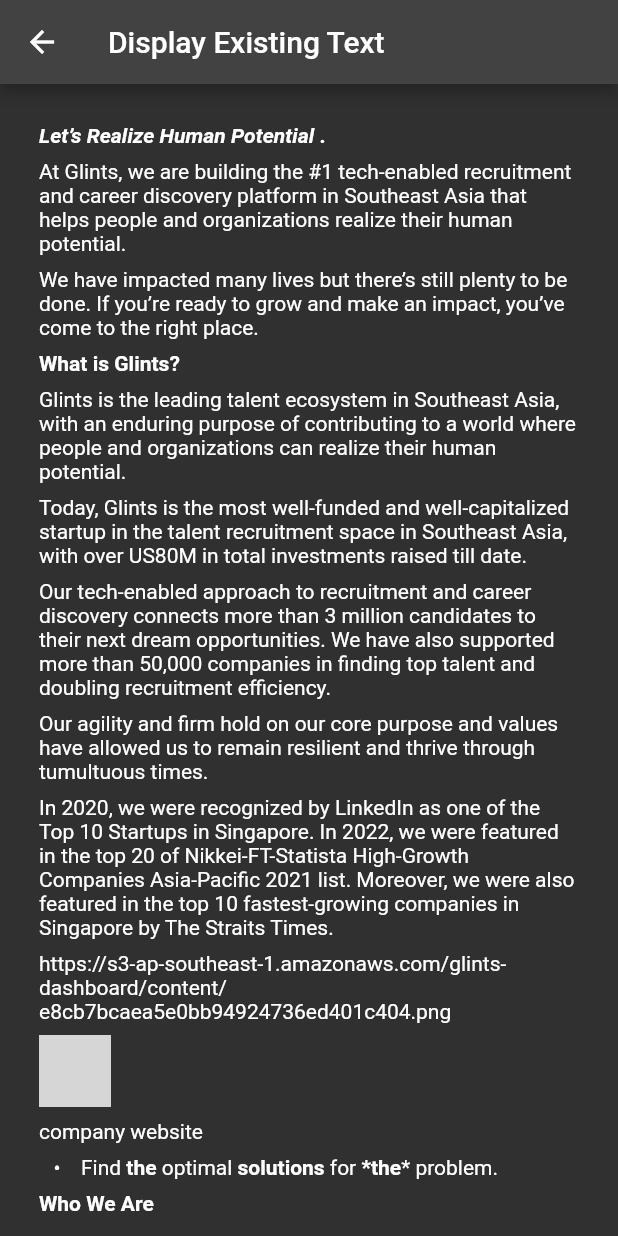
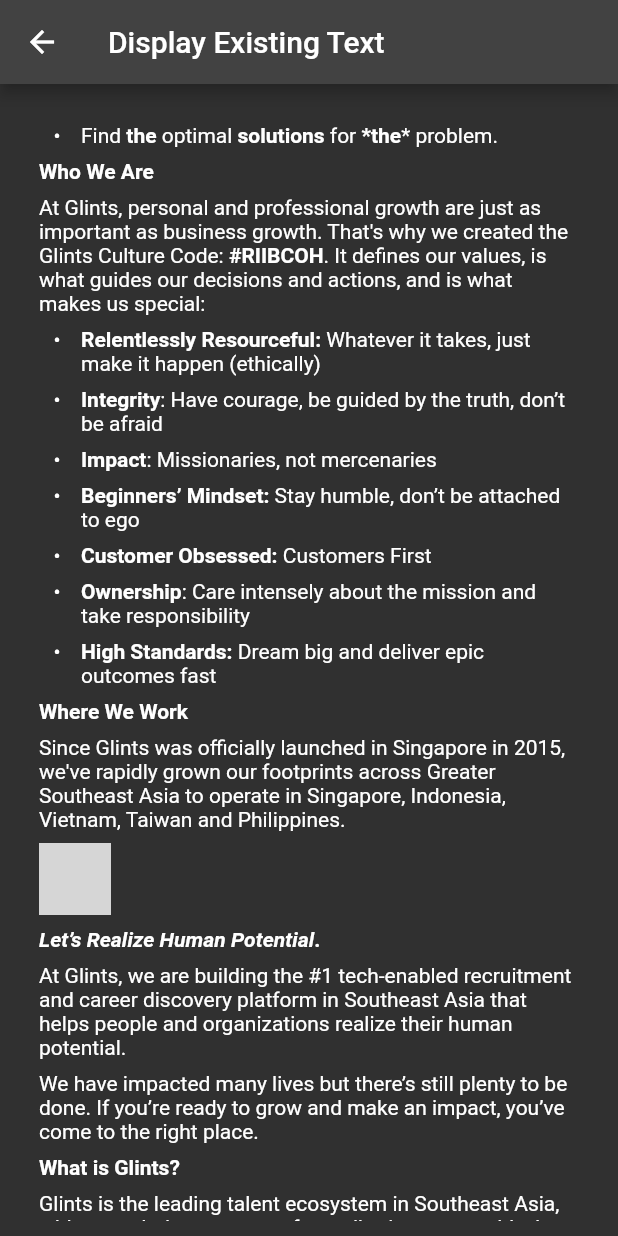
Before and after one commit to Tai-DucTran/converter_tool_converts_draftjs_to_markdown, a Flutter app: the screen it shows after launch, after a tap on "Quill Display Existing File", on a phone screen of 412 x 824 dp. Run offline on Flutter 3.47's test engine with Material 2 defaults, Android fonts, the phone set to English and light mode, and no system bars; our stand-ins replace flutter_markdown, freezed_annotation; grey boxes are pictures that could not be loaded.

Commit message:
converter_v2: upgrade new version

```diff
--- /dev/null
+++ b/lib/converter/converter_v2.dart
@@ -0,0 +1,248 @@
+import 'dart:developer' as deve show log;
+
+enum _BlockStyle {
+  unStyled,
+  unorderedList,
+  orderedList,
+}
+
+enum _EntityMapType {
+  image,
+  embeddedLink,
+  link,
+}
+
+_EntityMapType _getEnityMapType(String type) {
+  switch (type) {
+    case 'IMAGE':
+      return _EntityMapType.image;
+    case 'EMBEDDED_LINK':
+      return _EntityMapType.embeddedLink;
+    default:
+      return _EntityMapType.link;
+  }
+}
+
+_BlockStyle _getSentenceType(String type) {
+  switch (type) {
+    case 'ordered-list-item':
+      return _BlockStyle.orderedList;
+    case 'unordered-list-item':
+      return _BlockStyle.unorderedList;
+    default:
+      return _BlockStyle.unStyled;
+  }
+}
+
+String convertBlocksToStringV2(Map<String, dynamic> json) {
+  final blocks = json['blocks'] as List;
+  final entityMap = json['entityMap'] as Map;
+
+  final listOfContent = <String>[];
+
+  for (var i = 0; i < blocks.length; i++) {
+    final curBlock = blocks[i] as Map<String, dynamic>;
+    final entityRanges = (blocks[i] as Map)['entityRanges'] as List;
+    final blockType = (blocks[i] as Map)['type'] as String;
+    final curStyle = _getSentenceType(blockType);
+
+    //* If [_addInlineStyleV2] return (error), [curBlockContent] will return as text without any format style
+    String curBlockContent;
+    try {
+      curBlockContent = _addInlineStyleV2(curBlock);
+    } catch (e) {
+      curBlockContent = curBlock['text'] as String;
+    }
+
+    if (entityRanges.isEmpty) {
+      switch (curStyle) {
+        case _BlockStyle.unStyled:
+          listOfContent.add('$curBlockContent\n');
+        case _BlockStyle.unorderedList:
+          listOfContent.add('* $curBlockContent\n');
+        case _BlockStyle.orderedList:
+          const defaultOrder = '1. ';
+          listOfContent.add('$defaultOrder $curBlockContent\n');
+      }
+    } else {
+      // Check keyEntity of Block, then link with entityMapKey
+      final keyBlockEntity = (entityRanges[0] as Map)['key'];
+      final keyEnityMap = keyBlockEntity;
+      final entityMapBlock = entityMap['$keyEnityMap'] as Map<String, dynamic>;
+      final curEnityType = _getEnityMapType(entityMapBlock['type'] as String);
+
+      final data = entityMapBlock['data'] as Map;
+
+      switch (curEnityType) {
+        case _EntityMapType.image:
+          listOfContent.add('![](${data['src']})\n');
+        case _EntityMapType.embeddedLink:
+          listOfContent.add('${data['src']}\n');
+        case _EntityMapType.link:
+          listOfContent.add('[$curBlockContent](${data['url']})\n');
+      }
+    }
+  }
+
+  final content = listOfContent.join('\n');
+  return content;
+}
+
+String _addInlineStyleV2(Map<String, dynamic> block) {
+  final text = block['text'] as String;
+  final inlineStyleRanges = block['inlineStyleRanges'] as List;
+  final inlineStyleRangesLength = inlineStyleRanges.length;
+
+  // Reorganize the inlineStyleRanges by increasing offset:
+  if (inlineStyleRangesLength > 1) {
+    inlineStyleRanges.sort(
+      (a, b) =>
+          ((a as Map)['offset'] as int).compareTo((b as Map)['offset'] as int),
+    );
+  }
+  deve.log('inlineStyleRanges: $inlineStyleRanges');
+
+  final markDownFormatList = [];
+
+  for (final inlineStyleRange in inlineStyleRanges) {
+    final inlineStyle = (
+      style: inlineStyleRange['style'],
+      offset: inlineStyleRange['offset'],
+      length: inlineStyleRange['length'],
+    );
+
+    final endOffSet = inlineStyle.offset + inlineStyle.length;
+
+    if (inlineStyle.length != 1) {
+      final markDownFormat = _getMarkdownStyle(inlineStyle.style);
+
+      markDownFormatList
+        ..add(
+          (
+            markDownFormat: markDownFormat,
+            offset: inlineStyle.offset,
+            offsetType: OffsetType.start
+          ),
+        )
+        ..add(
+          (
+            markDownFormat: markDownFormat,
+            offset: endOffSet,
+            offsetType: OffsetType.end,
+          ),
+        );
+    }
+  }
+  markDownFormatList.sort((a, b) => a.offset.compareTo(b.offset));
+  deve.log('markDownFormatList: $markDownFormatList');
+
+  // merge same offset and same lenght:
+  final newMarkDownFormatList = [];
+  for (var i = 0; i < markDownFormatList.length; i++) {
+    final currentItem = markDownFormatList[i];
+    if (newMarkDownFormatList.isNotEmpty &&
+        currentItem.offset == newMarkDownFormatList.last.offset &&
+        currentItem.offsetType == newMarkDownFormatList.last.offsetType) {
+      final mergedItem = (
+        markDownFormat: (currentItem.markDownFormat) +
+            (newMarkDownFormatList.last.markDownFormat),
+        offset: currentItem.offset,
+        offsetType: currentItem.offsetType,
+      );
+
+      newMarkDownFormatList.removeLast();
+      newMarkDownFormatList.add(mergedItem);
+    } else {
+      newMarkDownFormatList.add(currentItem);
+    }
+  }
+
+  //* Split the content into a list<words>
+  final splitedText = text.split('').toList();
+  deve.log('newMarkDownFormatList: $newMarkDownFormatList');
+  deve.log('splitedText: $splitedText');
+  deve.log('length: ${splitedText.length}');
+  deve.log('text: ${text.length}');
+
+  for (final style in newMarkDownFormatList) {
+    final format = style.markDownFormat;
+    final offset = style.offset;
+    final offsetType = style.offsetType as OffsetType;
+
+    deve.log('offset == splitedText.length: ${offset == splitedText.length}');
+
+    switch (offsetType) {
+      case OffsetType.start:
+        if (offset == 0) {
+          splitedText.first = '$format${splitedText.first}';
+        } else if (splitedText[offset] == ' ') {
+          // splitedText.replaceRange(offset + 1, offset + 2,
+          //     ['$format${splitedText[offset + 1]}']);
+          splitedText[offset + 1] = ('$format${splitedText[offset + 1]}');
+        } else {
+          splitedText[offset] = '$format${splitedText[offset]}';
+        }
+      case OffsetType.end:
+        if (offset == splitedText.length) {
+          splitedText.add('$format');
+        } else if (splitedText[offset] == ' ') {
+          // splitedText.replaceRange(
+          //     offset - 1, offset, ['${splitedText[offset - 1]}$format']);
+          splitedText[offset - 1] = '${splitedText[offset - 1]}$format';
+        } else if (splitedText[offset - 1] == ' ' &&
+            splitedText[offset + 1] != '') {
+          splitedText[offset - 2] = '${splitedText[offset - 2]}$format';
+        } else {
+          splitedText[offset] = '$format${splitedText[offset]}';
+        }
+    }
+
+    deve.log('splitedText before joining: $splitedText');
+  }
+
+  deve.log('splitedText before joining: $splitedText');
+
+  final result = splitedText.join();
+  deve.log('splitedText after joining: $result');
+
+  return result.toString();
+}
+
+class MarkdownException implements Exception {
+  MarkdownException(this.message);
+  final String message;
+
+  @override
+  String toString() => 'MarkdownException: $message';
+}
+
+enum FormattedTextStyle {
+  bold,
+  italic,
+  underline,
+}
+
+enum OffsetType {
+  start,
+  end,
+}
+
+FormattedTextStyle _getFormattedTextStyle(String style) {
+  if (style == 'BOLD') {
+    return FormattedTextStyle.bold;
+  }
+  if (style == 'ITALIC') {
+    return FormattedTextStyle.italic;
+  } else {
+    return FormattedTextStyle.underline;
+  }
+}
+
+String _getMarkdownStyle(String style) {
+  final formattedTextStyle = _getFormattedTextStyle(style);
+  return switch (formattedTextStyle) {
+    FormattedTextStyle.bold => '**',
+    FormattedTextStyle.italic => '*',
+    FormattedTextStyle.underline => '**',
+  };
+}
--- /dev/null
+++ b/lib/converter/models/markdown_format.dart
@@ -0,0 +1,17 @@
+import 'package:freezed_annotation/freezed_annotation.dart';
+
+part 'markdown_format.freezed.dart';
+
+part 'markdown_format.g.dart';
+
+@freezed
+class MarkDownFormat with _$MarkDownFormat {
+  const factory MarkDownFormat({
+    required String format,
+    required int offset,
+    required String offsetType,
+  }) = _MarkDownFormat;
+
+  factory MarkDownFormat.fromJson(Map<String, Object?> json) =>
+      _$MarkDownFormatFromJson(json);
+}
--- /dev/null
+++ b/lib/converter/models/test.dart
@@ -0,0 +1,8 @@
+void main() {
+  const sample = 'Who we are';
+  final list = sample.split('').toList();
+
+  list.add('**');
+  final result = list.join();
+  print(result.toString());
+}
--- a/lib/pages/display_existing_file.dart
+++ b/lib/pages/display_existing_file.dart
@@ -2,6 +2,7 @@ import 'dart:developer' as deve show log;
 import 'package:flutter/material.dart';
 import 'package:flutter_markdown/flutter_markdown.dart';
 import 'package:learn_quill_flutter/converter/converter.dart';
+import 'package:learn_quill_flutter/converter/converter_v2.dart';
 import 'package:url_launcher/url_launcher.dart';
 
 class MarkDownDisplay extends StatelessWidget {
@@ -364,11 +365,27 @@ class MarkDownDisplay extends StatelessWidget {
       }
     };
 
-    String markdownDataJob = convertBlocksToString(jobDescription);
-    String markdownDataCulture = convertBlocksToString(cultureJson);
-    String markdownDataCompany = convertBlocksToString(description);
+    final smallSample = {
+      "blocks": [
+        {
+          "key": "2cpbk",
+          "data": {},
+          "text": "Let’s Realize Human Potential.",
+          "type": "unstyled",
+          "depth": 0,
+          "entityRanges": [],
+          "inlineStyleRanges": [
+            {"style": "BOLD", "length": 30, "offset": 0},
+            {"style": "ITALIC", "length": 29, "offset": 0}
+          ]
+        },
+      ]
+    };
+    String markdownDataJob = convertBlocksToStringV2(jobDescription);
+    String markdownDataCulture = convertBlocksToStringV2(cultureJson);
+    String markdownDataCompany = convertBlocksToStringV2(description);
 
-    deve.log(markdownDataCompany);
+    deve.log(markdownDataJob);
     return Scaffold(
       appBar: AppBar(
         title: const Text('Display Existing Text'),
@@ -383,9 +400,9 @@ class MarkDownDisplay extends StatelessWidget {
         padding: const EdgeInsets.all(10),
         child: Markdown(
           data: '''
-$markdownDataCompany
 $markdownDataJob
 $markdownDataCulture
+$markdownDataCompany
 ''',
           styleSheet: MarkdownStyleSheet(
               h1: const TextStyle(
```
Also changed, not shown: lib/converter/models/markdown_format.freezed.dart (added), lib/converter/models/markdown_format.g.dart (added).
